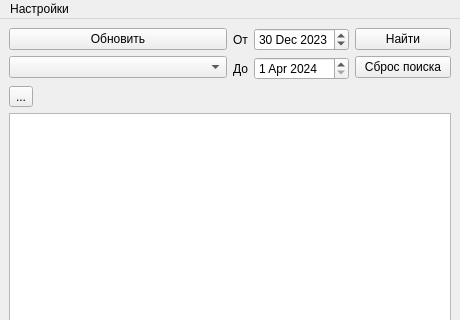
Old version of the form ui/Apogei_ui.ui in the repository Minkuss/apogei; both pictures show x 0 to 460 and y 0 to 320 of the 460 by 666 pixel window.
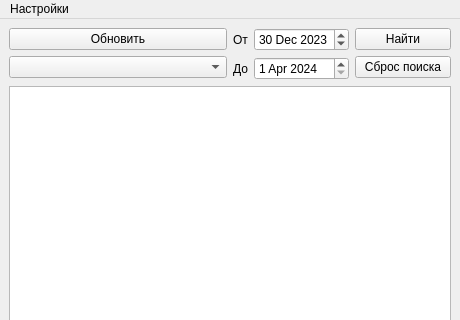
New version of the form.

Commit message: Add full StyleSheet and func for switch theame and new ui

Patch:
```diff
--- a/ui/Apogei_ui.ui
+++ b/ui/Apogei_ui.ui
@@ -109,13 +109,6 @@
       </item>
      </layout>
     </item>
-    <item>
-     <widget class="QToolButton" name="toolButton">
-      <property name="text">
-       <string>...</string>
-      </property>
-     </widget>
-    </item>
     <item>
      <widget class="QTableWidget" name="tableWidget"/>
     </item>
```
Left out of the diff: 4 changed lines with no effect on the pictures. The commit also changes 2 other files.
